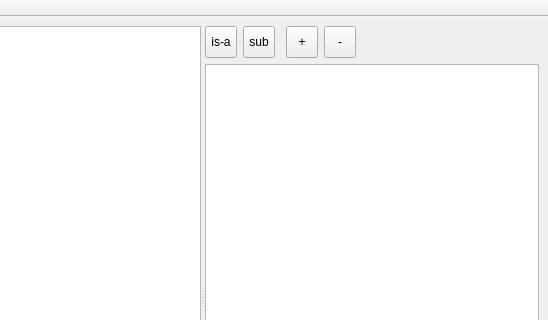
Qt form ui/kbeditorwindow.ui (vinni-au/nya-cats) before a commit; both pictures show x 252 to 800 and y 0 to 320 of the 800 by 600 pixel window.
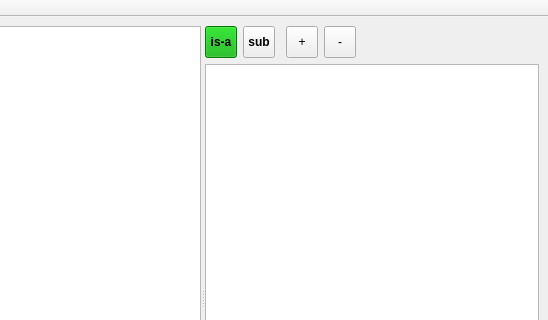
The same form after that commit. Icons and pictures are not drawn. Custom widgets are drawn as their Qt base class.

Commit message: Допилил чуток форму редактора БЗ

Patch:
```diff
--- a/ui/kbeditorwindow.ui
+++ b/ui/kbeditorwindow.ui
@@ -134,9 +134,18 @@
               <height>32</height>
              </size>
             </property>
+            <property name="font">
+             <font>
+              <weight>75</weight>
+              <bold>true</bold>
+             </font>
+            </property>
             <property name="toolTip">
              <string>Провести связь is-a</string>
             </property>
+            <property name="styleSheet">
+             <string notr="true">background-color: rgb(0, 170, 0);</string>
+            </property>
             <property name="text">
              <string>is-a</string>
             </property>
@@ -159,6 +168,12 @@
               <height>32</height>
              </size>
             </property>
+            <property name="font">
+             <font>
+              <weight>75</weight>
+              <bold>true</bold>
+             </font>
+            </property>
             <property name="toolTip">
              <string>Провести связь sub-frame</string>
             </property>
```
Left out of the diff: 24 changed lines with no effect on the pictures. The commit also changes 3 other files.
